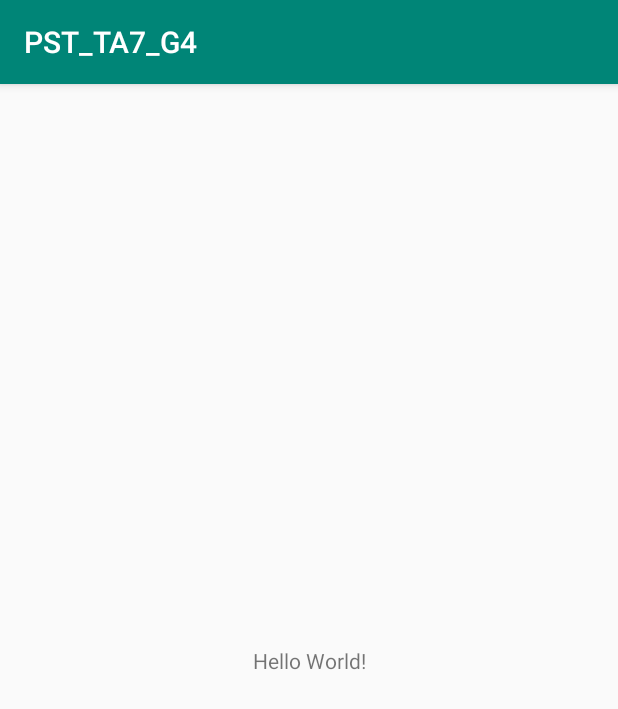
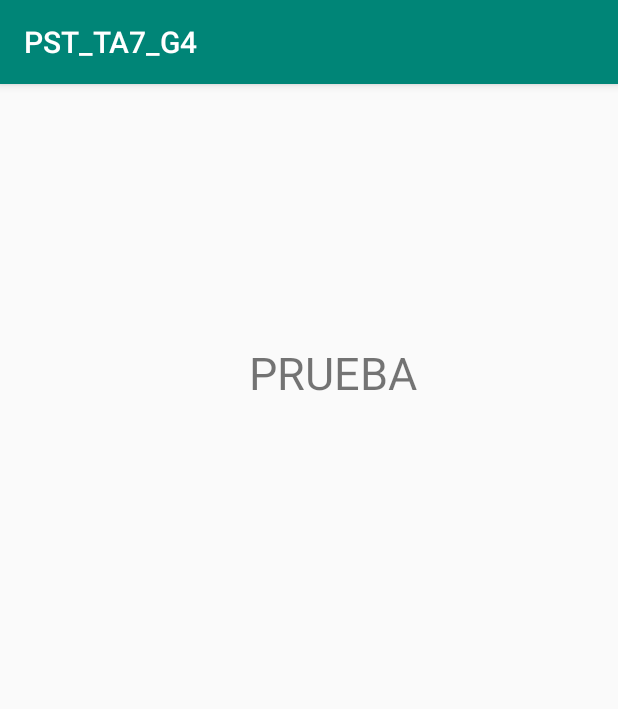
Before and after one commit to CisneFeijoo1998/PST_TA7_G4, an Android app: the screen it shows after launch (MainActivity), on a phone screen of 412 x 824 dp. Shown: the top 709 px of the screen. Run offline under Robolectric (Android 15) with nearby library versions, the phone set to English and light mode, and no system bars.

Commit message:
Commit de Prueba

```diff
--- a/app/src/main/res/layout/activity_main.xml
+++ b/app/src/main/res/layout/activity_main.xml
@@ -7,12 +7,14 @@
     tools:context=".MainActivity">
 
     <TextView
-        android:layout_width="wrap_content"
-        android:layout_height="wrap_content"
-        android:text="Hello World!"
-        app:layout_constraintBottom_toBottomOf="parent"
-        app:layout_constraintLeft_toLeftOf="parent"
-        app:layout_constraintRight_toRightOf="parent"
+        android:id="@+id/textView"
+        android:layout_width="162dp"
+        android:layout_height="51dp"
+        android:layout_marginTop="172dp"
+        android:layout_marginEnd="84dp"
+        android:text="@string/prueba"
+        android:textSize="30sp"
+        app:layout_constraintEnd_toEndOf="parent"
         app:layout_constraintTop_toTopOf="parent" />
 
 </androidx.constraintlayout.widget.ConstraintLayout>
--- a/app/src/main/res/values/strings.xml
+++ b/app/src/main/res/values/strings.xml
@@ -1,3 +1,4 @@
 <resources>
     <string name="app_name">PST_TA7_G4</string>
+    <string name="prueba">PRUEBA</string>
 </resources>
```
